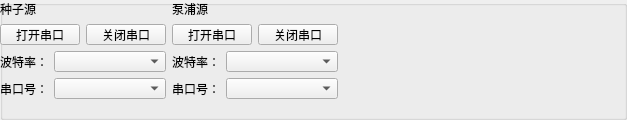
First picture: the form in UI/portGB.ui, repository lidingke/photodarkening, before the edit.
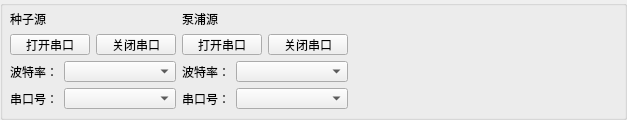
Second picture: the form after the edit.

Diff of the .ui file:
```diff
--- a/UI/portGB.ui
+++ b/UI/portGB.ui
@@ -16,11 +16,11 @@
   <property name="title">
    <string/>
   </property>
-  <widget class="QWidget" name="">
+  <widget class="QWidget" name="layoutWidget">
    <property name="geometry">
     <rect>
-     <x>0</x>
-     <y>0</y>
+     <x>10</x>
+     <y>10</y>
      <width>402</width>
      <height>99</height>
     </rect>
```
